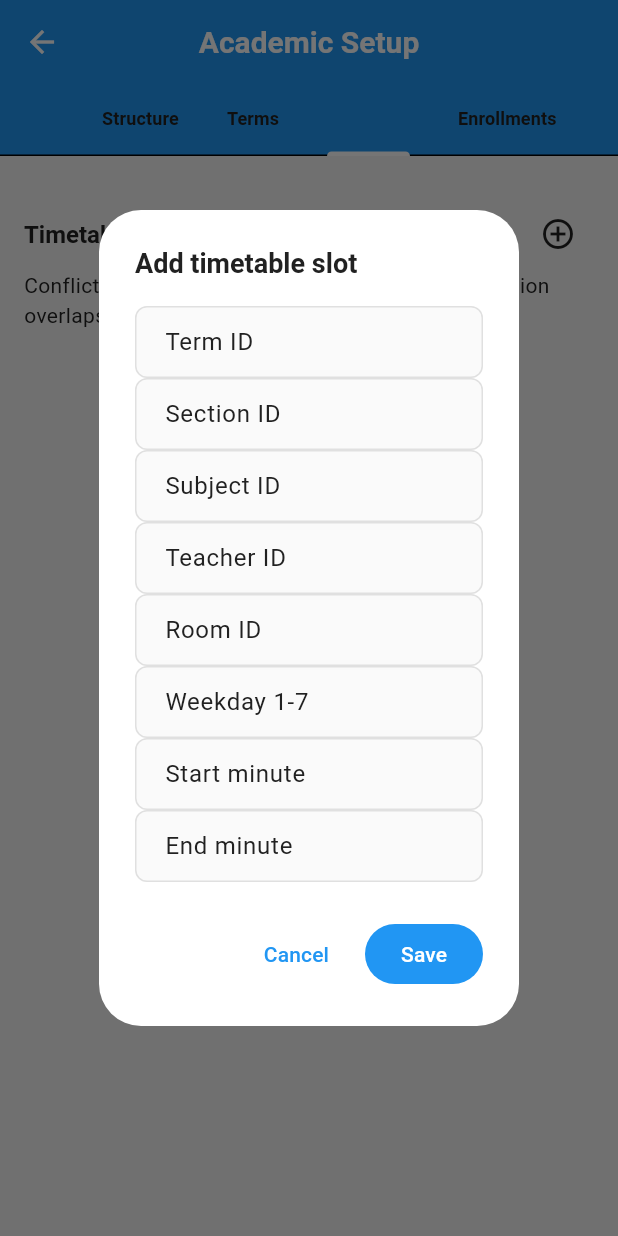
After one commit to aryansharma1305/Smart-Circulam-And-attendance-app, a Flutter app: the AcademicManagementPage screen opened directly, tab 3 chosen, after a tap on the "add circle outline" icon, on a phone screen of 412 x 824 dp. The commit adds this screen. Run offline on Flutter 3.47's test engine with Material 3 defaults, Android fonts, the phone set to English and light mode, and no system bars; our stand-ins replace cloud_firestore, cloud_functions, firebase_auth, firebase_core, firebase_crashlytics, flutter_animate and 8 more; missing offline and left inert: firebase_app_check; accounts and stored records are empty; generated files the repository leaves out were written again.

Commit message:
feat(admin): add academic management foundation

```diff
--- /dev/null
+++ b/lib/screens/admin/academic_management_page.dart
@@ -0,0 +1,538 @@
+import 'package:flutter/material.dart';
+import 'package:flutter_riverpod/flutter_riverpod.dart';
+import 'package:uuid/uuid.dart';
+
+import '../../controllers/academic_admin_controller.dart';
+import '../../controllers/auth_controller.dart';
+import '../../models/academic_models.dart';
+
+class AcademicManagementPage extends ConsumerWidget {
+  const AcademicManagementPage({super.key});
+
+  static const _fallbackInstitutionId = String.fromEnvironment(
+    'INSTITUTION_ID',
+    defaultValue: 'demo-institution',
+  );
+
+  String _institutionId(WidgetRef ref) =>
+      ref.read(currentUserProvider)?.institutionId ?? _fallbackInstitutionId;
+
+  @override
+  Widget build(BuildContext context, WidgetRef ref) {
+    final state = ref.watch(academicAdminControllerProvider);
+    return DefaultTabController(
+      length: 4,
+      child: Scaffold(
+        appBar: AppBar(
+          title: const Text('Academic Setup'),
+          bottom: const TabBar(
+            isScrollable: true,
+            tabs: [
+              Tab(text: 'Structure'),
+              Tab(text: 'Terms'),
+              Tab(text: 'Timetable'),
+              Tab(text: 'Enrollments'),
+            ],
+          ),
+        ),
+        body: state.when(
+          loading: () => const Center(child: CircularProgressIndicator()),
+          error: (error, _) => _ErrorView(
+            error: error,
+            retry: () =>
+                ref.read(academicAdminControllerProvider.notifier).reload(),
+          ),
+          data: (catalog) => TabBarView(
+            children: [
+              _structure(context, ref, catalog),
+              _terms(context, ref, catalog),
+              _timetable(context, ref, catalog),
+              _enrollments(context, ref, catalog),
+            ],
+          ),
+        ),
+      ),
+    );
+  }
+
+  Widget _structure(
+    BuildContext context,
+    WidgetRef ref,
+    AcademicCatalog catalog,
+  ) {
+    return ListView(
+      padding: const EdgeInsets.all(16),
+      children: [
+        _sectionHeader(
+          context,
+          'Departments',
+          () => _addDepartment(context, ref),
+        ),
+        ...catalog.departments.map(
+          (item) => ListTile(
+            leading: const Icon(Icons.account_tree_outlined),
+            title: Text('${item.code} · ${item.name}'),
+            trailing: _delete(ref, 'departments', item.id),
+          ),
+        ),
+        _sectionHeader(context, 'Subjects', () => _addSubject(context, ref)),
+        ...catalog.subjects.map(
+          (item) => ListTile(
+            leading: const Icon(Icons.menu_book_outlined),
+            title: Text('${item.code} · ${item.name}'),
+            subtitle: Text('${item.creditHours} credit hours'),
+            trailing: _delete(ref, 'subjects', item.id),
+          ),
+        ),
+        _sectionHeader(context, 'Sections', () => _addSection(context, ref)),
+        ...catalog.sections.map(
+          (item) => ListTile(
+            leading: const Icon(Icons.groups_outlined),
+            title: Text(item.name),
+            subtitle: Text('Year ${item.year} · Term ${item.termId}'),
+            trailing: _delete(ref, 'sections', item.id),
+          ),
+        ),
+        _sectionHeader(context, 'Rooms', () => _addRoom(context, ref)),
+        ...catalog.rooms.map(
+          (item) => ListTile(
+            leading: const Icon(Icons.meeting_room_outlined),
+            title: Text(item.code),
+            subtitle: Text('${item.building} · Capacity ${item.capacity}'),
+            trailing: _delete(ref, 'rooms', item.id),
+          ),
+        ),
+      ],
+    );
+  }
+
+  Widget _terms(BuildContext context, WidgetRef ref, AcademicCatalog catalog) {
+    return ListView(
+      padding: const EdgeInsets.all(16),
+      children: [
+        _sectionHeader(context, 'Academic Terms', () => _addTerm(context, ref)),
+        ...catalog.terms.map(
+          (item) => Card(
+            child: ListTile(
+              leading: const Icon(Icons.calendar_month_outlined),
+              title: Text(item.name),
+              subtitle: Text(
+                '${_day(item.startsAt)} – ${_day(item.endsAt)} · ${item.status.name}',
+              ),
+              trailing: _delete(ref, 'terms', item.id),
+            ),
+          ),
+        ),
+      ],
+    );
+  }
+
+  Widget _timetable(
+    BuildContext context,
+    WidgetRef ref,
+    AcademicCatalog catalog,
+  ) {
+    final slots = [...catalog.timetable]
+      ..sort(
+        (a, b) => a.weekday != b.weekday
+            ? a.weekday.compareTo(b.weekday)
+            : a.startMinute.compareTo(b.startMinute),
+      );
+    return ListView(
+      padding: const EdgeInsets.all(16),
+      children: [
+        _sectionHeader(context, 'Timetable', () => _addSlot(context, ref)),
+        const Text(
+          'Conflicts are rejected when a teacher, room, or section overlaps.',
+        ),
+        const SizedBox(height: 12),
+        ...slots.map(
+          (item) => Card(
+            child: ListTile(
+              leading: CircleAvatar(child: Text('${item.weekday}')),
+              title: Text('${item.subjectId} · ${item.sectionId}'),
+              subtitle: Text(
+                '${_time(item.startMinute)}–${_time(item.endMinute)} · ${item.roomId} · ${item.teacherId}',
+              ),
+              trailing: _delete(ref, 'academic_timetable', item.id),
+            ),
+          ),
+        ),
+      ],
+    );
+  }
+
+  Widget _enrollments(
+    BuildContext context,
+    WidgetRef ref,
+    AcademicCatalog catalog,
+  ) {
+    return ListView(
+      padding: const EdgeInsets.all(16),
+      children: [
+        _sectionHeader(
+          context,
+          'Enrollments',
+          () => _addEnrollment(context, ref),
+        ),
+        ...catalog.enrollments.map(
+          (item) => ListTile(
+            leading: const Icon(Icons.school_outlined),
+            title: Text(item.studentId),
+            subtitle: Text(
+              '${item.subjectId} · ${item.sectionId} · ${item.termId}',
+            ),
+            trailing: _delete(ref, 'enrollments', item.id),
+          ),
+        ),
+        _sectionHeader(
+          context,
+          'Teaching Assignments',
+          () => _addAssignment(context, ref),
+        ),
+        ...catalog.assignments.map(
+          (item) => ListTile(
+            leading: const Icon(Icons.assignment_ind_outlined),
+            title: Text(item.teacherId),
+            subtitle: Text(
+              '${item.subjectId} · ${item.sectionId} · ${item.termId}',
+            ),
+            trailing: _delete(ref, 'teaching_assignments', item.id),
+          ),
+        ),
+      ],
+    );
+  }
+
+  Widget _sectionHeader(BuildContext context, String title, VoidCallback add) {
+    return Padding(
+      padding: const EdgeInsets.only(top: 12),
+      child: Row(
+        children: [
+          Expanded(
+            child: Text(title, style: Theme.of(context).textTheme.titleLarge),
+          ),
+          IconButton(
+            onPressed: add,
+            icon: const Icon(Icons.add_circle_outline),
+          ),
+        ],
+      ),
+    );
+  }
+
+  Widget _delete(WidgetRef ref, String collection, String id) => IconButton(
+    icon: const Icon(Icons.delete_outline),
+    onPressed: () => ref
+        .read(academicAdminControllerProvider.notifier)
+        .deleteRecord(collection, id),
+  );
+
+  Future<Map<String, String>?> _fields(
+    BuildContext context,
+    String title,
+    List<String> names,
+  ) async {
+    final controllers = {
+      for (final name in names) name: TextEditingController(),
+    };
+    return showDialog<Map<String, String>>(
+      context: context,
+      builder: (context) => AlertDialog(
+        title: Text(title),
+        content: SingleChildScrollView(
+          child: Column(
+            mainAxisSize: MainAxisSize.min,
+            children: names
+                .map(
+                  (name) => TextField(
+                    controller: controllers[name],
+                    decoration: InputDecoration(labelText: name),
+                  ),
+                )
+                .toList(),
+          ),
+        ),
+        actions: [
+          TextButton(
+            onPressed: () => Navigator.pop(context),
+            child: const Text('Cancel'),
+          ),
+          FilledButton(
+            onPressed: () => Navigator.pop(context, {
+              for (final entry in controllers.entries)
+                entry.key: entry.value.text.trim(),
+            }),
+            child: const Text('Save'),
+          ),
+        ],
+      ),
+    );
+  }
+
+  Future<void> _addDepartment(BuildContext context, WidgetRef ref) async {
+    final values = await _fields(context, 'Add department', ['Code', 'Name']);
+    if (values == null) return;
+    final now = DateTime.now();
+    await _run(
+      context,
+      () => ref
+          .read(academicAdminControllerProvider.notifier)
+          .saveDepartment(
+            Department(
+              id: const Uuid().v4(),
+              institutionId: _institutionId(ref),
+              code: values['Code']!,
+              name: values['Name']!,
+              status: RecordStatus.active,
+              createdAt: now,
+              updatedAt: now,
+            ),
+          ),
+    );
+  }
+
+  Future<void> _addSubject(BuildContext context, WidgetRef ref) async {
+    final v = await _fields(context, 'Add subject', [
+      'Code',
+      'Name',
+      'Department ID',
+      'Credits',
+    ]);
+    if (v == null) return;
+    final now = DateTime.now();
+    await _run(
+      context,
+      () => ref
+          .read(academicAdminControllerProvider.notifier)
+          .saveSubject(
+            Subject(
+              id: const Uuid().v4(),
+              institutionId: _institutionId(ref),
+              departmentId: v['Department ID']!,
+              code: v['Code']!,
+              name: v['Name']!,
+              creditHours: int.tryParse(v['Credits']!) ?? 0,
+              status: RecordStatus.active,
+              createdAt: now,
+              updatedAt: now,
+            ),
+          ),
+    );
+  }
+
+  Future<void> _addSection(BuildContext context, WidgetRef ref) async {
+    final v = await _fields(context, 'Add section', [
+      'Name',
+      'Course ID',
+      'Term ID',
+      'Year',
+    ]);
+    if (v == null) return;
+    final now = DateTime.now();
+    await _run(
+      context,
+      () => ref
+          .read(academicAdminControllerProvider.notifier)
+          .saveSection(
+            AcademicSection(
+              id: const Uuid().v4(),
+              institutionId: _institutionId(ref),
+              courseId: v['Course ID']!,
+              termId: v['Term ID']!,
+              name: v['Name']!,
+              year: int.tryParse(v['Year']!) ?? 1,
+              status: RecordStatus.active,
+              createdAt: now,
+              updatedAt: now,
+            ),
+          ),
+    );
+  }
+
+  Future<void> _addRoom(BuildContext context, WidgetRef ref) async {
+    final v = await _fields(context, 'Add room', [
+      'Code',
+      'Building',
+      'Capacity',
+    ]);
+    if (v == null) return;
+    final now = DateTime.now();
+    await _run(
+      context,
+      () => ref
+          .read(academicAdminControllerProvider.notifier)
+          .saveRoom(
+            AcademicRoom(
+              id: const Uuid().v4(),
+              institutionId: _institutionId(ref),
+              code: v['Code']!,
+              building: v['Building']!,
+              capacity: int.tryParse(v['Capacity']!) ?? 0,
+              status: RecordStatus.active,
+              createdAt: now,
+              updatedAt: now,
+            ),
+          ),
+    );
+  }
+
+  Future<void> _addTerm(BuildContext context, WidgetRef ref) async {
+    final v = await _fields(context, 'Add term', [
+      'Name',
+      'Start YYYY-MM-DD',
+      'End YYYY-MM-DD',
+    ]);
+    if (v == null) return;
+    final now = DateTime.now();
+    await _run(
+      context,
+      () => ref
+          .read(academicAdminControllerProvider.notifier)
+          .saveTerm(
+            AcademicTerm(
+              id: const Uuid().v4(),
+              institutionId: _institutionId(ref),
+              name: v['Name']!,
+              startsAt: DateTime.parse(v['Start YYYY-MM-DD']!),
+              endsAt: DateTime.parse(v['End YYYY-MM-DD']!),
+              status: RecordStatus.active,
+              createdAt: now,
+              updatedAt: now,
+            ),
+          ),
+    );
+  }
+
+  Future<void> _addEnrollment(BuildContext context, WidgetRef ref) async {
+    final v = await _fields(context, 'Add enrollment', [
+      'Student ID',
+      'Section ID',
+      'Subject ID',
+      'Term ID',
+    ]);
+    if (v == null) return;
+    final now = DateTime.now();
+    await _run(
+      context,
+      () => ref
+          .read(academicAdminControllerProvider.notifier)
+          .saveEnrollment(
+            Enrollment(
+              id: const Uuid().v4(),
+              institutionId: _institutionId(ref),
+              studentId: v['Student ID']!,
+              sectionId: v['Section ID']!,
+              subjectId: v['Subject ID']!,
+              termId: v['Term ID']!,
+              status: RecordStatus.active,
+              createdAt: now,
+              updatedAt: now,
+            ),
+          ),
+    );
+  }
+
+  Future<void> _addAssignment(BuildContext context, WidgetRef ref) async {
+    final v = await _fields(context, 'Add teaching assignment', [
+      'Teacher ID',
+      'Section ID',
+      'Subject ID',
+      'Term ID',
+    ]);
+    if (v == null) return;
+    final now = DateTime.now();
+    await _run(
+      context,
+      () => ref
+          .read(academicAdminControllerProvider.notifier)
+          .saveAssignment(
+            TeachingAssignment(
+              id: const Uuid().v4(),
+              institutionId: _institutionId(ref),
+              teacherId: v['Teacher ID']!,
+              sectionId: v['Section ID']!,
+              subjectId: v['Subject ID']!,
+              termId: v['Term ID']!,
+              createdAt: now,
+              updatedAt: now,
+            ),
+          ),
+    );
+  }
+
+  Future<void> _addSlot(BuildContext context, WidgetRef ref) async {
+    final v = await _fields(context, 'Add timetable slot', [
+      'Term ID',
+      'Section ID',
+      'Subject ID',
+      'Teacher ID',
+      'Room ID',
+      'Weekday 1-7',
+      'Start minute',
+      'End minute',
+    ]);
+    if (v == null) return;
+    final now = DateTime.now();
+    await _run(
+      context,
+      () => ref
+          .read(academicAdminControllerProvider.notifier)
+          .saveTimetableSlot(
+            AcademicTimetableSlot(
+              id: const Uuid().v4(),
+              institutionId: _institutionId(ref),
+              termId: v['Term ID']!,
+              sectionId: v['Section ID']!,
+              subjectId: v['Subject ID']!,
+              teacherId: v['Teacher ID']!,
+              roomId: v['Room ID']!,
+              weekday: int.parse(v['Weekday 1-7']!),
+              startMinute: int.parse(v['Start minute']!),
+              endMinute: int.parse(v['End minute']!),
+              status: RecordStatus.active,
+              createdAt: now,
+              updatedAt: now,
+            ),
+          ),
+    );
+  }
+
+  Future<void> _run(
+    BuildContext context,
+    Future<void> Function() action,
+  ) async {
+    try {
+      await action();
+    } catch (error) {
+      if (context.mounted) {
+        ScaffoldMessenger.of(
+          context,
+        ).showSnackBar(SnackBar(content: Text('$error')));
+      }
+    }
+  }
+
+  static String _day(DateTime value) =>
+      '${value.year}-${value.month.toString().padLeft(2, '0')}-${value.day.toString().padLeft(2, '0')}';
+  static String _time(int minute) =>
+      '${(minute ~/ 60).toString().padLeft(2, '0')}:${(minute % 60).toString().padLeft(2, '0')}';
+}
+
+class _ErrorView extends StatelessWidget {
+  const _ErrorView({required this.error, required this.retry});
+  final Object error;
+  final VoidCallback retry;
+
+  @override
+  Widget build(BuildContext context) => Center(
+    child: Column(
+      mainAxisSize: MainAxisSize.min,
+      children: [
+        Text('$error'),
+        const SizedBox(height: 12),
+        FilledButton(onPressed: retry, child: const Text('Retry')),
+      ],
+    ),
+  );
+}
--- a/lib/services/admin_service.dart
+++ b/lib/services/admin_service.dart
@@ -17,6 +17,7 @@ class AdminService {
   };
 
   final List<Map<String, dynamic>> _auditLogs = [];
+  final Set<String> _importedEmails = {};
   final StreamController<List<Map<String, dynamic>>> _auditStreamCtrl =
       StreamController<List<Map<String, dynamic>>>.broadcast();
 
@@ -57,7 +58,8 @@ class AdminService {
     addAuditLog('Institute settings updated');
   }
 
-  Stream<List<Map<String, dynamic>>> watchAuditLogs() => _auditStreamCtrl.stream;
+  Stream<List<Map<String, dynamic>>> watchAuditLogs() =>
+      _auditStreamCtrl.stream;
 
   Future<List<Map<String, dynamic>>> getAuditLogs() async {
     return List<Map<String, dynamic>>.from(_auditLogs.reversed);
@@ -96,7 +98,6 @@ class AdminService {
     addAuditLog('Timetable entry added: ${entry['course']}');
   }
 
-  // Bulk import (demo): parse CSV-like text
   Future<List<Map<String, String>>> previewBulkImport(String csvText) async {
     final lines = csvText.trim().split(RegExp(r'\r?\n'));
     if (lines.isEmpty) return [];
@@ -108,13 +109,32 @@ class AdminService {
       for (var j = 0; j < headers.length && j < values.length; j++) {
         row[headers[j]] = values[j];
       }
+      final errors = <String>[];
+      final email = row['email']?.toLowerCase() ?? '';
+      final role = row['role']?.toLowerCase() ?? '';
+      if ((row['name'] ?? '').isEmpty) errors.add('name is required');
+      if (!RegExp(r'^[^@\s]+@[^@\s]+\.[^@\s]+$').hasMatch(email)) {
+        errors.add('invalid email');
+      }
+      if (!{'student', 'teacher'}.contains(role)) {
+        errors.add('role must be student or teacher');
+      }
+      if (_importedEmails.contains(email)) errors.add('already imported');
+      row['_errors'] = errors.join('; ');
+      row['_status'] = errors.isEmpty ? 'valid' : 'invalid';
       rows.add(row);
     }
     return rows;
   }
 
   Future<void> commitBulkImport(List<Map<String, String>> rows) async {
-    // Demo: just log the import
+    final invalid = rows.where((row) => row['_status'] != 'valid').length;
+    if (invalid > 0) {
+      throw FormatException('$invalid import rows contain validation errors.');
+    }
+    for (final row in rows) {
+      _importedEmails.add(row['email']!.toLowerCase());
+    }
     addAuditLog('Bulk import committed: ${rows.length} rows');
   }
 
```
Also changed, not shown: lib/screens/admin/admin_dashboard.dart (+25 -21 lines), lib/screens/admin/bulk_import_page.dart (+11 -1 lines).
